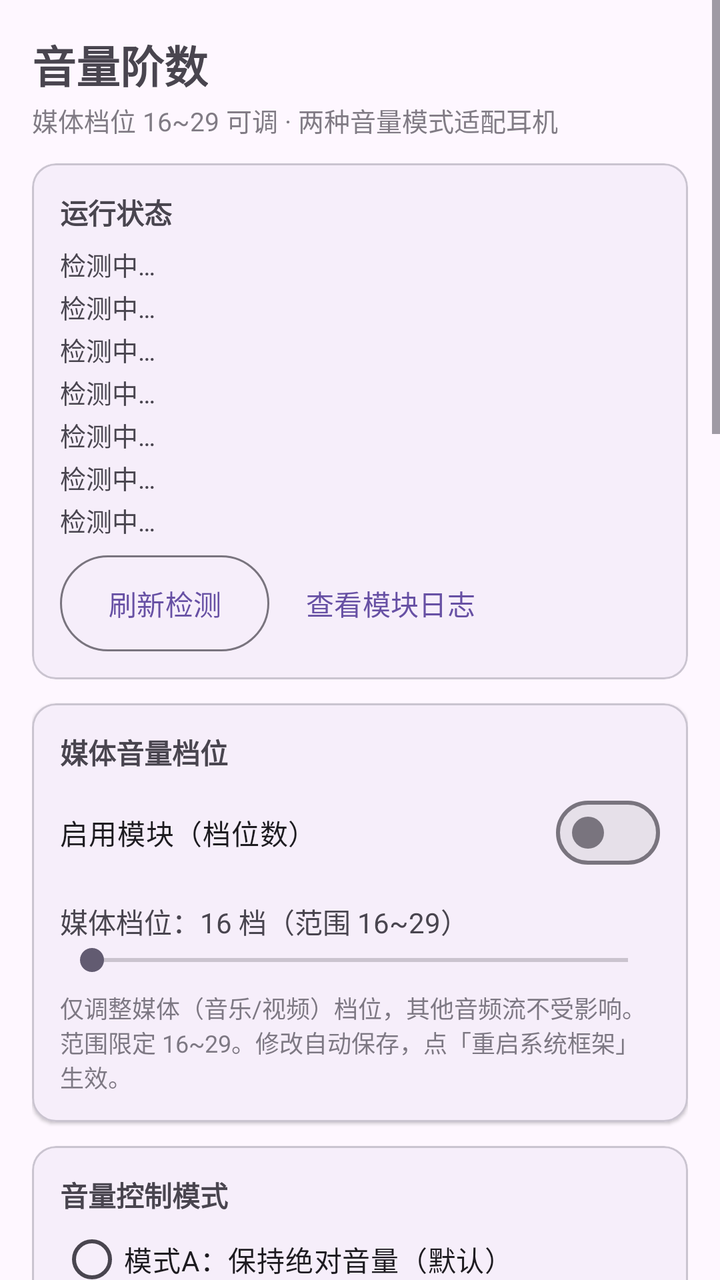
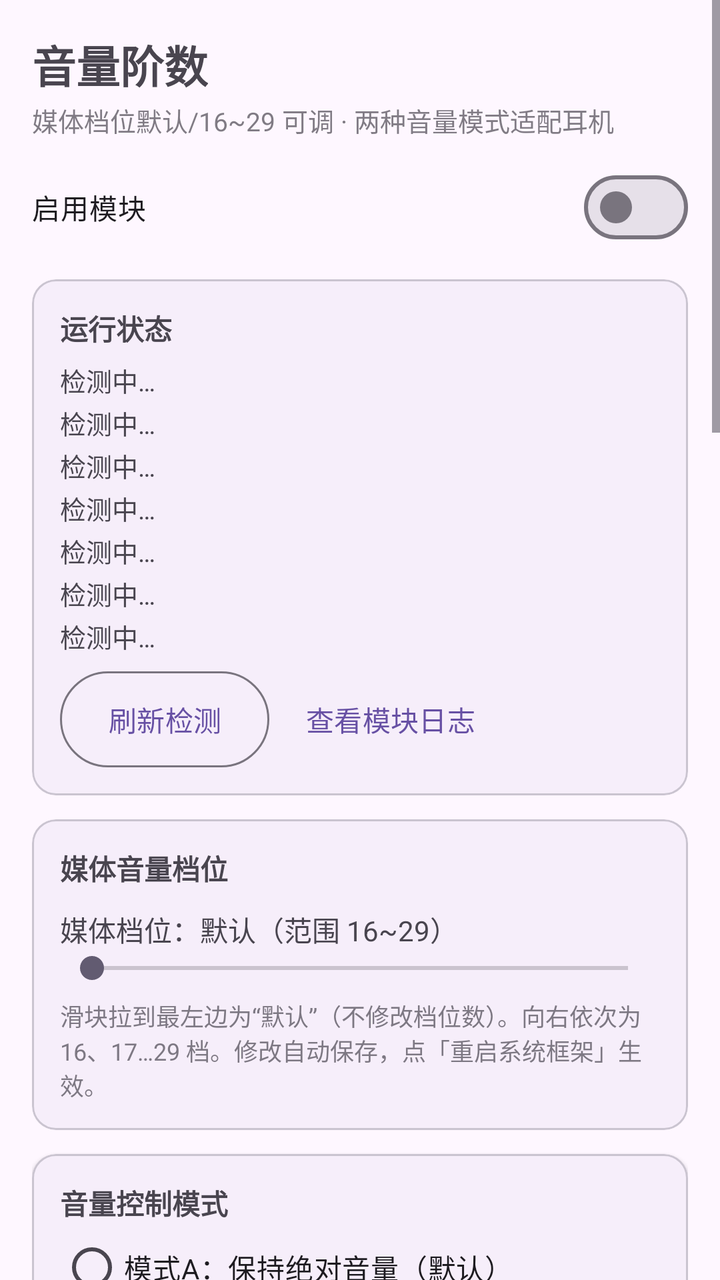

Before-and-after screenshots of an Android layout around one commit, followed by the original layout XML and the change that was made.
<!-- AndroidManifest.xml: application theme Theme.VolumeControl -->
<!-- res/layout/activity_main.xml -->
<?xml version="1.0" encoding="utf-8"?>
<ScrollView xmlns:android="http://schemas.android.com/apk/res/android"
    xmlns:app="http://schemas.android.com/apk/res-auto"
    android:layout_width="match_parent"
    android:layout_height="match_parent"
    android:fitsSystemWindows="true"
    android:fillViewport="true">

    <LinearLayout
        android:layout_width="match_parent"
        android:layout_height="wrap_content"
        android:orientation="vertical"
        android:padding="16dp">

        <TextView
            android:layout_width="wrap_content"
            android:layout_height="wrap_content"
            android:text="@string/app_name"
            android:textSize="22sp"
            android:textStyle="bold" />

        <TextView
            android:layout_width="wrap_content"
            android:layout_height="wrap_content"
            android:layout_marginTop="2dp"
            android:alpha="0.7"
            android:text="@string/app_subtitle"
            android:textSize="13sp" />

        
        <com.google.android.material.card.MaterialCardView
            android:layout_width="match_parent"
            android:layout_height="wrap_content"
            android:layout_marginTop="12dp"
            app:cardCornerRadius="12dp"
            app:cardElevation="1dp">

            <LinearLayout
                android:layout_width="match_parent"
                android:layout_height="wrap_content"
                android:orientation="vertical"
                android:padding="14dp">

                <TextView
                    android:layout_width="wrap_content"
                    android:layout_height="wrap_content"
                    android:text="@string/sec_status"
                    android:textStyle="bold" />

                <TextView
                    android:id="@+id/tvStatusRoot"
                    android:layout_width="match_parent"
                    android:layout_height="wrap_content"
                    android:layout_marginTop="6dp"
                    android:text="@string/status_detecting"
                    android:textSize="13sp" />

                <TextView
                    android:id="@+id/tvStatusLsposed"
                    android:layout_width="match_parent"
                    android:layout_height="wrap_content"
                    android:layout_marginTop="2dp"
                    android:text="@string/status_detecting"
                    android:textSize="13sp" />

                <TextView
                    android:id="@+id/tvStatusVolume"
                    android:layout_width="match_parent"
                    android:layout_height="wrap_content"
                    android:layout_marginTop="2dp"
                    android:text="@string/status_detecting"
                    android:textSize="13sp" />

                <TextView
                    android:id="@+id/tvStatusModule"
                    android:layout_width="match_parent"
                    android:layout_height="wrap_content"
                    android:layout_marginTop="2dp"
                    android:text="@string/status_detecting"
                    android:textSize="13sp" />

                <TextView
                    android:id="@+id/tvStatusBt"
                    android:layout_width="match_parent"
                    android:layout_height="wrap_content"
                    android:layout_marginTop="2dp"
                    android:text="@string/status_detecting"
                    android:textSize="13sp" />

                <TextView
                    android:id="@+id/tvStatusConfig"
                    android:layout_width="match_parent"
                    android:layout_height="wrap_content"
                    android:layout_marginTop="2dp"
                    android:text="@string/status_detecting"
                    android:textSize="13sp" />

                <TextView
                    android:id="@+id/tvStatusAv"
                    android:layout_width="match_parent"
                    android:layout_height="wrap_content"
                    android:layout_marginTop="2dp"
                    android:text="@string/status_detecting"
                    android:textSize="13sp" />

                <LinearLayout
                    android:layout_width="match_parent"
                    android:layout_height="wrap_content"
                    android:layout_marginTop="8dp"
                    android:orientation="horizontal">

                    <com.google.android.material.button.MaterialButton
                        android:id="@+id/btnRefresh"
                        style="@style/Widget.Material3.Button.OutlinedButton"
                        android:layout_width="wrap_content"
                        android:layout_height="wrap_content"
                        android:insetTop="0dp"
                        android:insetBottom="0dp"
                        android:text="@string/btn_refresh" />

                    <com.google.android.material.button.MaterialButton
                        android:id="@+id/btnLogs"
                        style="@style/Widget.Material3.Button.TextButton"
                        android:layout_width="wrap_content"
                        android:layout_height="wrap_content"
                        android:layout_marginStart="6dp"
                        android:insetTop="0dp"
                        android:insetBottom="0dp"
                        android:text="@string/btn_logs" />
                </LinearLayout>
            </LinearLayout>
        </com.google.android.material.card.MaterialCardView>

        
        <com.google.android.material.card.MaterialCardView
            android:layout_width="match_parent"
            android:layout_height="wrap_content"
            android:layout_marginTop="12dp"
            app:cardCornerRadius="12dp"
            app:cardElevation="1dp">

            <LinearLayout
                android:layout_width="match_parent"
                android:layout_height="wrap_content"
                android:orientation="vertical"
                android:padding="14dp">

                <TextView
                    android:layout_width="wrap_content"
                    android:layout_height="wrap_content"
                    android:text="@string/sec_media"
                    android:textStyle="bold" />

                <com.google.android.material.materialswitch.MaterialSwitch
                    android:id="@+id/switchEnable"
                    android:layout_width="match_parent"
                    android:layout_height="wrap_content"
                    android:layout_marginTop="6dp"
                    android:text="@string/label_enable" />

                <TextView
                    android:id="@+id/tvMediaSteps"
                    android:layout_width="match_parent"
                    android:layout_height="wrap_content"
                    android:layout_marginTop="10dp"
                    android:textSize="14sp"
                    android:text="@string/label_media_steps_default" />

                <SeekBar
                    android:id="@+id/seekMediaSteps"
                    android:layout_width="match_parent"
                    android:layout_height="wrap_content"
                    android:max="13" />

                <TextView
                    android:layout_width="match_parent"
                    android:layout_height="wrap_content"
                    android:layout_marginTop="6dp"
                    android:alpha="0.7"
                    android:text="@string/media_hint"
                    android:textSize="12sp" />
            </LinearLayout>
        </com.google.android.material.card.MaterialCardView>

        
        <com.google.android.material.card.MaterialCardView
            android:layout_width="match_parent"
            android:layout_height="wrap_content"
            android:layout_marginTop="12dp"
            app:cardCornerRadius="12dp"
            app:cardElevation="1dp">

            <LinearLayout
                android:layout_width="match_parent"
                android:layout_height="wrap_content"
                android:orientation="vertical"
                android:padding="14dp">

                <TextView
                    android:layout_width="wrap_content"
                    android:layout_height="wrap_content"
                    android:text="@string/sec_bt"
                    android:textStyle="bold" />

                <RadioGroup
                    android:id="@+id/radioBtMode"
                    android:layout_width="match_parent"
                    android:layout_height="wrap_content"
                    android:layout_marginTop="4dp"
                    android:orientation="vertical">

                    <RadioButton
                        android:id="@+id/radioModeAbsolute"
                        android:layout_width="match_parent"
                        android:layout_height="wrap_content"
                        android:minHeight="36dp"
                        android:text="@string/mode_absolute" />

                    <RadioButton
                        android:id="@+id/radioModeSoftware"
                        android:layout_width="match_parent"
                        android:layout_height="wrap_content"
                        android:minHeight="36dp"
                        android:text="@string/mode_software" />
                </RadioGroup>

                <TextView
                    android:layout_width="match_parent"
                    android:layout_height="wrap_content"
                    android:layout_marginTop="2dp"
                    android:alpha="0.7"
                    android:text="@string/mode_hint"
                    android:textSize="12sp" />

                <TextView
                    android:id="@+id/tvAvrcpSummary"
                    android:layout_width="match_parent"
                    android:layout_height="wrap_content"
                    android:layout_marginTop="10dp"
                    android:textSize="13sp" />

                <TextView
                    android:id="@+id/tvAvrcpDetail"
                    android:layout_width="match_parent"
                    android:layout_height="wrap_content"
                    android:layout_marginTop="6dp"
                    android:fontFamily="monospace"
                    android:textSize="11sp" />
            </LinearLayout>
        </com.google.android.material.card.MaterialCardView>

        
        <com.google.android.material.card.MaterialCardView
            android:layout_width="match_parent"
            android:layout_height="wrap_content"
            android:layout_marginTop="12dp"
            app:cardCornerRadius="12dp"
            app:cardElevation="1dp">

            <LinearLayout
                android:layout_width="match_parent"
                android:layout_height="wrap_content"
                android:orientation="vertical"
                android:padding="14dp">

                <TextView
                    android:layout_width="wrap_content"
                    android:layout_height="wrap_content"
                    android:text="@string/sec_bt_range"
                    android:textStyle="bold" />

                <TextView
                    android:id="@+id/tvMinAbs"
                    android:layout_width="match_parent"
                    android:layout_height="wrap_content"
                    android:layout_marginTop="6dp"
                    android:textSize="14sp" />

                <SeekBar
                    android:id="@+id/seekMinAbs"
                    android:layout_width="match_parent"
                    android:layout_height="wrap_content"
                    android:max="127" />

                <TextView
                    android:id="@+id/tvMaxAbs"
                    android:layout_width="match_parent"
                    android:layout_height="wrap_content"
                    android:textSize="14sp" />

                <SeekBar
                    android:id="@+id/seekMaxAbs"
                    android:layout_width="match_parent"
                    android:layout_height="wrap_content"
                    android:max="127" />

                
                <TextView
                    android:id="@+id/tvAttenMultiplier"
                    android:layout_width="match_parent"
                    android:layout_height="wrap_content"
                    android:layout_marginTop="8dp"
                    android:textSize="14sp"
                    android:visibility="gone" />

                <SeekBar
                    android:id="@+id/seekAttenMultiplier"
                    android:layout_width="match_parent"
                    android:layout_height="wrap_content"
                    android:max="200"
                    android:progress="100"
                    android:visibility="gone" />

                <TextView
                    android:id="@+id/tvRangeHint"
                    android:layout_width="match_parent"
                    android:layout_height="wrap_content"
                    android:alpha="0.7"
                    android:text="@string/range_hint"
                    android:textSize="12sp" />
            </LinearLayout>
        </com.google.android.material.card.MaterialCardView>

        
        <com.google.android.material.card.MaterialCardView
            android:layout_width="match_parent"
            android:layout_height="wrap_content"
            android:layout_marginTop="12dp"
            app:cardCornerRadius="12dp"
            app:cardElevation="1dp">

            <LinearLayout
                android:layout_width="match_parent"
                android:layout_height="wrap_content"
                android:orientation="vertical"
                android:padding="14dp">

                <TextView
                    android:layout_width="wrap_content"
                    android:layout_height="wrap_content"
                    android:text="@string/sec_actions"
                    android:textStyle="bold" />

                <TextView
                    android:id="@+id/tvPending"
                    android:layout_width="match_parent"
                    android:layout_height="wrap_content"
                    android:layout_marginTop="6dp"
                    android:textSize="13sp" />

                <com.google.android.material.button.MaterialButton
                    android:id="@+id/btnRestartBt"
                    style="@style/Widget.Material3.Button.OutlinedButton"
                    android:layout_width="match_parent"
                    android:layout_height="wrap_content"
                    android:layout_marginTop="8dp"
                    android:text="@string/btn_restart_bt" />

                <com.google.android.material.button.MaterialButton
                    android:id="@+id/btnApplyRestart"
                    android:layout_width="match_parent"
                    android:layout_height="wrap_content"
                    android:layout_marginTop="6dp"
                    android:text="@string/btn_apply_restart" />

                <com.google.android.material.button.MaterialButton
                    android:id="@+id/btnReset"
                    style="@style/Widget.Material3.Button.OutlinedButton"
                    android:layout_width="match_parent"
                    android:layout_height="wrap_content"
                    android:layout_marginTop="6dp"
                    android:text="@string/btn_reset" />

                <TextView
                    android:layout_width="match_parent"
                    android:layout_height="wrap_content"
                    android:layout_marginTop="10dp"
                    android:alpha="0.7"
                    android:text="@string/ops_hint"
                    android:textSize="12sp" />
            </LinearLayout>
        </com.google.android.material.card.MaterialCardView>

        
        <com.google.android.material.card.MaterialCardView
            android:layout_width="match_parent"
            android:layout_height="wrap_content"
            android:layout_marginTop="12dp"
            android:layout_marginBottom="16dp"
            app:cardCornerRadius="12dp"
            app:cardElevation="1dp">

            <LinearLayout
                android:layout_width="match_parent"
                android:layout_height="wrap_content"
                android:orientation="vertical"
                android:padding="14dp">

                <TextView
                    android:layout_width="wrap_content"
                    android:layout_height="wrap_content"
                    android:text="@string/sec_guide"
                    android:textStyle="bold" />

                <TextView
                    android:layout_width="match_parent"
                    android:layout_height="wrap_content"
                    android:layout_marginTop="6dp"
                    android:lineSpacingExtra="3dp"
                    android:text="@string/guide_text"
                    android:textSize="13sp" />
            </LinearLayout>
        </com.google.android.material.card.MaterialCardView>
    </LinearLayout>
</ScrollView>
<!-- resources referenced by this layout -->
<resources>
  <string name="app_name">音量阶数</string>
  <string name="app_subtitle">媒体档位 16~29 可调 · 两种音量模式适配耳机</string>
  <string name="btn_apply_restart">重启系统框架（媒体档位数修改后）</string>
  <string name="btn_logs">查看模块日志</string>
  <string name="btn_refresh">刷新检测</string>
  <string name="btn_reset">恢复系统默认（关闭模块）</string>
  <string name="btn_restart_bt">重启蓝牙</string>
  <string name="guide_text" formatted="false">1. 在 LSPosed 中启用本模块，然后重启系统框架（本页按钮即可）。
  
  2. 媒体音量档位：16~29 档可选，只影响媒体流（音乐/视频）。修改档位数后点「重启系统框架」，期间黑屏属正常现象（设置会自动保存）。
  
  3. 模式A（默认，保持绝对音量）：蓝牙耳机保持绝对音量控制，同时用低音量增强曲线映射有线/蓝牙耳机音量，低音量区每档间距更大，避免「5% 和 10% 听感相同」与「首档无声」。
  
  4. 模式B（低音量问题首选）：停用蓝牙绝对音量，由手机端直接衰减音频信号，耳机固定自身硬件音量，从根本上避免档位重复与低档无声；代价是蓝牙耳机端不再同步显示/控制音量。
  
  5. 音量范围：两种模式分别保存独立的音量范围（最小/最大/衰减乘数）。「最小」抬高第 1 档，「最大」限制最高音量。对所有音频设备（有线 + 蓝牙）立即生效。
  
  6. 生效方式：音量范围 / 模式切换立即生效，无需重启。仅媒体档位数修改后需点「重启系统框架」。
  
  7. 恢复默认：点「恢复系统默认」并重启生效；或在 LSPosed 中停用模块后重启手机。
  
  8. 排查：状态区查看「系统配置键」与媒体档位是否生效；点「查看模块日志」查看模块自写日志。</string>
  <string name="label_enable">启用模块（档位数）</string>
  <string name="label_media_steps_default">媒体档位：16 档（范围 16~29）</string>
  <string name="media_hint">仅调整媒体（音乐/视频）档位，其他音频流不受影响。范围限定 16~29。修改自动保存，点「重启系统框架」生效。</string>
  <string name="mode_absolute">模式A：保持绝对音量（默认）</string>
  <string name="mode_hint" formatted="false">模式A：保持蓝牙耳机绝对音量控制，同时用低音量增强曲线映射有线/蓝牙耳机音量。模式B：停用蓝牙绝对音量，由手机端直接衰减音频，耳机固定自身硬件音量。两种模式的音量范围均对所有音频设备（有线 + 蓝牙）立即生效。</string>
  <string name="mode_software">模式B：停用绝对音量（手机端衰减）</string>
  <string name="ops_hint">所有设置修改后会自动保存并立即生效（音量范围 / 模式切换无需重启）。仅媒体档位数修改后需点「重启系统框架」。</string>
  <string name="range_hint" formatted="false">两种模式分别保存独立的音量范围。模式A：「最小」抬高第 1 档，「最大」限制最高音量（有线/蓝牙均生效）。模式B 额外提供「衰减乘数」。</string>
  <string name="sec_actions">操作</string>
  <string name="sec_bt">音量控制模式</string>
  <string name="sec_bt_range">音量范围</string>
  <string name="sec_guide">使用说明</string>
  <string name="sec_media">媒体音量档位</string>
  <string name="sec_status">运行状态</string>
  <string name="status_detecting">检测中…</string>
  <style name="Theme.VolumeControl" parent="Theme.Material3.DayNight.NoActionBar" />
</resources>

<!-- the commit's change to res/layout/activity_main.xml (unified diff, before → after) -->
@@ -26,6 +26,13 @@
             android:alpha="0.7"
             android:text="@string/app_subtitle"
             android:textSize="13sp" />
+
+        <com.google.android.material.materialswitch.MaterialSwitch
+            android:id="@+id/switchEnable"
+            android:layout_width="match_parent"
+            android:layout_height="wrap_content"
+            android:layout_marginTop="10dp"
+            android:text="@string/label_enable" />
 
         
         <com.google.android.material.card.MaterialCardView
@@ -151,13 +158,6 @@
                     android:text="@string/sec_media"
                     android:textStyle="bold" />
 
-                <com.google.android.material.materialswitch.MaterialSwitch
-                    android:id="@+id/switchEnable"
-                    android:layout_width="match_parent"
-                    android:layout_height="wrap_content"
-                    android:layout_marginTop="6dp"
-                    android:text="@string/label_enable" />
-
                 <TextView
                     android:id="@+id/tvMediaSteps"
                     android:layout_width="match_parent"
<!-- resource entries referenced after the edit -->
@@ -1,7 +1,7 @@
 <!-- resources referenced by this layout -->
 <resources>
   <string name="app_name">音量阶数</string>
-  <string name="app_subtitle">媒体档位 16~29 可调 · 两种音量模式适配耳机</string>
+  <string name="app_subtitle">媒体档位默认/16~29 可调 · 两种音量模式适配耳机</string>
   <string name="btn_apply_restart">重启系统框架（媒体档位数修改后）</string>
   <string name="btn_logs">查看模块日志</string>
   <string name="btn_refresh">刷新检测</string>
@@ -9,27 +9,27 @@
   <string name="btn_restart_bt">重启蓝牙</string>
   <string name="guide_text" formatted="false">1. 在 LSPosed 中启用本模块，然后重启系统框架（本页按钮即可）。
   
-  2. 媒体音量档位：16~29 档可选，只影响媒体流（音乐/视频）。修改档位数后点「重启系统框架」，期间黑屏属正常现象（设置会自动保存）。
+  2. 媒体音量档位：滑块拉到最左边为“默认”（不修改系统档位数），向右可设置 16~29 档，只影响媒体流（音乐/视频）。修改档位数后点「重启系统框架」，期间黑屏属正常现象（设置会自动保存）。
   
-  3. 模式A（默认，保持绝对音量）：蓝牙耳机保持绝对音量控制，同时用低音量增强曲线映射有线/蓝牙耳机音量，低音量区每档间距更大，避免「5% 和 10% 听感相同」与「首档无声」。
+  3. 模式A（默认，保持绝对音量）：蓝牙耳机保持绝对音量控制，手机系统音量线性不变，音量范围仅对蓝牙耳机 AVRCP 映射生效。
   
-  4. 模式B（低音量问题首选）：停用蓝牙绝对音量，由手机端直接衰减音频信号，耳机固定自身硬件音量，从根本上避免档位重复与低档无声；代价是蓝牙耳机端不再同步显示/控制音量。
+  4. 模式B（低音量问题首选）：停用蓝牙绝对音量，由手机端软件衰减音频信号，耳机固定自身硬件音量，从根本上避免档位重复与低档无声；音量范围和衰减乘数对有线+蓝牙均生效。
   
-  5. 音量范围：两种模式分别保存独立的音量范围（最小/最大/衰减乘数）。「最小」抬高第 1 档，「最大」限制最高音量。对所有音频设备（有线 + 蓝牙）立即生效。
+  5. 音量范围：两种模式分别保存独立的音量范围（最小/最大/衰减乘数）。「最小」抬高第 1 档，「最大」限制最高音量。模式切换立即生效，无需重启。
   
   6. 生效方式：音量范围 / 模式切换立即生效，无需重启。仅媒体档位数修改后需点「重启系统框架」。
   
   7. 恢复默认：点「恢复系统默认」并重启生效；或在 LSPosed 中停用模块后重启手机。
   
   8. 排查：状态区查看「系统配置键」与媒体档位是否生效；点「查看模块日志」查看模块自写日志。</string>
-  <string name="label_enable">启用模块（档位数）</string>
-  <string name="label_media_steps_default">媒体档位：16 档（范围 16~29）</string>
-  <string name="media_hint">仅调整媒体（音乐/视频）档位，其他音频流不受影响。范围限定 16~29。修改自动保存，点「重启系统框架」生效。</string>
+  <string name="label_enable">启用模块</string>
+  <string name="label_media_steps_default">媒体档位：默认（范围 16~29）</string>
+  <string name="media_hint">滑块拉到最左边为“默认”（不修改档位数）。向右依次为 16、17…29 档。修改自动保存，点「重启系统框架」生效。</string>
   <string name="mode_absolute">模式A：保持绝对音量（默认）</string>
-  <string name="mode_hint" formatted="false">模式A：保持蓝牙耳机绝对音量控制，同时用低音量增强曲线映射有线/蓝牙耳机音量。模式B：停用蓝牙绝对音量，由手机端直接衰减音频，耳机固定自身硬件音量。两种模式的音量范围均对所有音频设备（有线 + 蓝牙）立即生效。</string>
+  <string name="mode_hint" formatted="false">模式A：保持蓝牙耳机绝对音量控制，手机系统音量线性不变。模式B：停用蓝牙绝对音量，由手机端软件衰减音频，耳机固定自身硬件音量。两种模式的音量范围均对所有音频设备（有线 + 蓝牙）立即生效。</string>
   <string name="mode_software">模式B：停用绝对音量（手机端衰减）</string>
-  <string name="ops_hint">所有设置修改后会自动保存并立即生效（音量范围 / 模式切换无需重启）。仅媒体档位数修改后需点「重启系统框架」。</string>
-  <string name="range_hint" formatted="false">两种模式分别保存独立的音量范围。模式A：「最小」抬高第 1 档，「最大」限制最高音量（有线/蓝牙均生效）。模式B 额外提供「衰减乘数」。</string>
+  <string name="ops_hint">所有设置修改后会自动保存并立即生效（音量范围 / 模式切换无需重启）。仅媒体档位数修改后需点「重启系统框架」。滑块最左边“默认”表示不修改系统档位数。</string>
+  <string name="range_hint" formatted="false">两种模式分别保存独立的音量范围。模式A：仅对蓝牙耳机 AVRCP 映射生效（「最小」抬高第 1 档，「最大」限制最高音量）。模式B：对有线+蓝牙均生效，额外提供「衰减乘数」。</string>
   <string name="sec_actions">操作</string>
   <string name="sec_bt">音量控制模式</string>
   <string name="sec_bt_range">音量范围</string>
